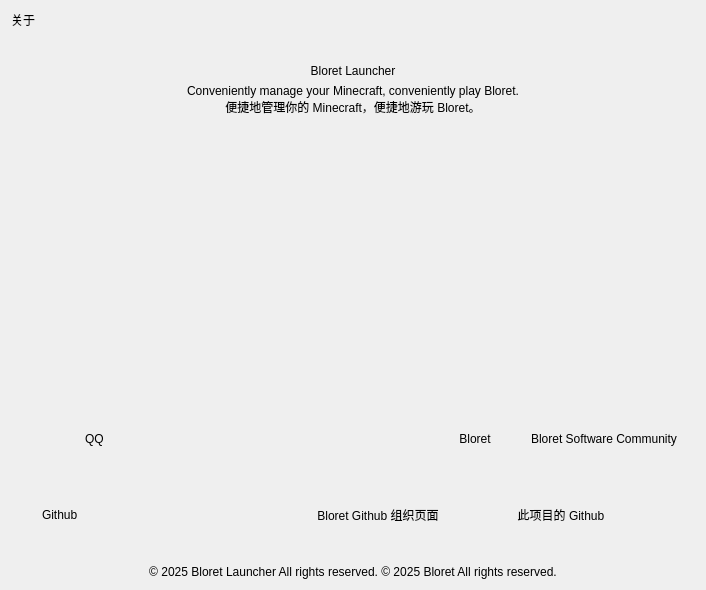
Before: the Qt Designer form ui/info.ui in BloretCrew/Bloret-Launcher, drawn with Qt 5.
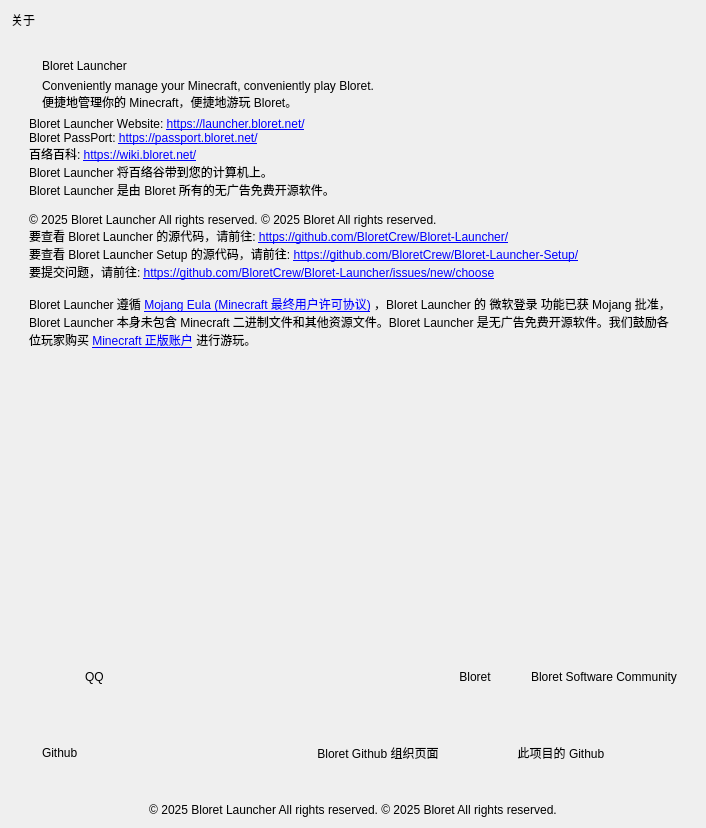
After: the same form once the commit is applied. Icons and pictures are not drawn. Custom widgets are drawn as their Qt base class.

Commit message: 修改提示信息

The edit to the form file:
```diff
--- a/ui/info.ui
+++ b/ui/info.ui
@@ -7,7 +7,7 @@
     <x>0</x>
     <y>0</y>
     <width>706</width>
-    <height>590</height>
+    <height>828</height>
    </rect>
   </property>
   <property name="windowTitle">
@@ -38,14 +38,23 @@
         <x>0</x>
         <y>0</y>
         <width>688</width>
-        <height>506</height>
+        <height>744</height>
        </rect>
       </property>
       <layout class="QVBoxLayout" name="verticalLayout">
        <item>
-        <layout class="QHBoxLayout" name="horizontalLayout">
+        <widget class="CardWidget" name="CardWidget_3">
+         <property name="minimumSize">
+          <size>
+           <width>0</width>
+           <height>0</height>
+          </size>
+         </property>
+         <layout class="QVBoxLayout" name="verticalLayout_3">
          <item>
-          <widget class="QLabel" name="label">
+           <layout class="QHBoxLayout" name="horizontalLayout_7">
+            <item>
+             <widget class="QLabel" name="label_4">
            <property name="enabled">
             <bool>true</bool>
            </property>
@@ -81,15 +90,17 @@
            </property>
           </widget>
          </item>
-        </layout>
-       </item>
        <item>
-        <widget class="SubtitleLabel" name="SubtitleLabel">
+             <layout class="QVBoxLayout" name="verticalLayout_7">
+              <item>
+               <layout class="QHBoxLayout" name="horizontalLayout_8">
+                <item>
+                 <widget class="SubtitleLabel" name="SubtitleLabel_4">
          <property name="text">
           <string>Bloret Launcher</string>
          </property>
          <property name="alignment">
-          <set>Qt::AlignCenter</set>
+                   <set>Qt::AlignBottom|Qt::AlignHCenter</set>
          </property>
          <property name="wordWrap">
           <bool>true</bool>
@@ -97,17 +108,84 @@
         </widget>
        </item>
        <item>
-        <widget class="CaptionLabel" name="CaptionLabel_3">
+                 <spacer name="horizontalSpacer_6">
+                  <property name="orientation">
+                   <enum>Qt::Horizontal</enum>
+                  </property>
+                  <property name="sizeHint" stdset="0">
+                   <size>
+                    <width>40</width>
+                    <height>20</height>
+                   </size>
+                  </property>
+                 </spacer>
+                </item>
+               </layout>
+              </item>
+              <item>
+               <layout class="QHBoxLayout" name="horizontalLayout_4">
+                <item>
+                 <widget class="CaptionLabel" name="CaptionLabel_6">
+                  <property name="minimumSize">
+                   <size>
+                    <width>350</width>
+                    <height>0</height>
+                   </size>
+                  </property>
          <property name="text">
           <string>Conveniently manage your Minecraft, conveniently play Bloret. 
 便捷地管理你的 Minecraft，便捷地游玩 Bloret。</string>
          </property>
          <property name="alignment">
-          <set>Qt::AlignCenter</set>
+                   <set>Qt::AlignLeading|Qt::AlignLeft|Qt::AlignTop</set>
          </property>
          <property name="wordWrap">
           <bool>true</bool>
          </property>
+                 </widget>
+                </item>
+                <item>
+                 <spacer name="horizontalSpacer_7">
+                  <property name="orientation">
+                   <enum>Qt::Horizontal</enum>
+                  </property>
+                  <property name="sizeHint" stdset="0">
+                   <size>
+                    <width>40</width>
+                    <height>20</height>
+                   </size>
+                  </property>
+                 </spacer>
+                </item>
+               </layout>
+              </item>
+             </layout>
+            </item>
+           </layout>
+          </item>
+          <item>
+           <widget class="CaptionLabel" name="CaptionLabel_3">
+            <property name="text">
+             <string>&lt;html&gt;&lt;head/&gt;&lt;body&gt;&lt;p&gt;Bloret Launcher Website: &lt;a href=&quot;https://launcher.bloret.net/&quot;&gt;&lt;span style=&quot; text-decoration: underline; color:#0000ff;&quot;&gt;https://launcher.bloret.net/&lt;/span&gt;&lt;/a&gt;&lt;br/&gt;&lt;span style=&quot; font-size:9pt;&quot;&gt;Bloret PassPort: &lt;/span&gt;&lt;a href=&quot;https://passport.bloret.net/&quot;&gt;&lt;span style=&quot; text-decoration: underline; color:#0000ff;&quot;&gt;https://passport.bloret.net/&lt;/span&gt;&lt;/a&gt;&lt;br/&gt;&lt;span style=&quot; font-size:9pt;&quot;&gt;百络百科: &lt;/span&gt;&lt;a href=&quot;https://wiki.bloret.net/&quot;&gt;&lt;span style=&quot; text-decoration: underline; color:#0000ff;&quot;&gt;https://wiki.bloret.net/&lt;/span&gt;&lt;/a&gt;&lt;br/&gt;Bloret Launcher 将百络谷带到您的计算机上。&lt;br/&gt;Bloret Launcher 是由 Bloret 所有的无广告免费开源软件。&lt;br/&gt;&lt;br/&gt;© 2025 Bloret Launcher All rights reserved. © 2025 Bloret All rights reserved.&lt;br/&gt;要查看 Bloret Launcher 的源代码，请前往: &lt;a href=&quot;https://github.com/BloretCrew/Bloret-Launcher/&quot;&gt;&lt;span style=&quot; text-decoration: underline; color:#0000ff;&quot;&gt;https://github.com/BloretCrew/Bloret-Launcher/&lt;/span&gt;&lt;/a&gt;&lt;br/&gt;要查看 Bloret Launcher Setup 的源代码，请前往: &lt;a href=&quot;https://github.com/BloretCrew/Bloret-Launcher-Setup/&quot;&gt;&lt;span style=&quot; text-decoration: underline; color:#0000ff;&quot;&gt;https://github.com/BloretCrew/Bloret-Launcher-Setup/&lt;/span&gt;&lt;/a&gt;&lt;br/&gt;要提交问题，请前往: &lt;a href=&quot;https://github.com/BloretCrew/Bloret-Launcher/issues/new/choose&quot;&gt;&lt;span style=&quot; text-decoration: underline; color:#0000ff;&quot;&gt;https://github.com/BloretCrew/Bloret-Launcher/issues/new/choose&lt;/span&gt;&lt;/a&gt;&lt;br/&gt;&lt;br/&gt;Bloret Launcher 遵循 &lt;a href=&quot;https://www.minecraft.net/zh-hans/eula&quot;&gt;&lt;span style=&quot; text-decoration: underline; color:#0000ff;&quot;&gt;Mojang Eula (Minecraft 最终用户许可协议)&lt;/span&gt;&lt;/a&gt; ，Bloret Launcher 的 微软登录 功能已获 Mojang 批准，Bloret Launcher 本身未包含 Minecraft 二进制文件和其他资源文件。Bloret Launcher 是无广告免费开源软件。我们鼓励各位玩家购买 &lt;a href=&quot;https://www.minecraft.net/zh-hans/choose-your-game#modRef:slideUpA;refId:platformPanel_1&quot;&gt;&lt;span style=&quot; text-decoration: underline; color:#0000ff;&quot;&gt;Minecraft 正版账户&lt;/span&gt;&lt;/a&gt; 进行游玩。&lt;/p&gt;&lt;/body&gt;&lt;/html&gt;</string>
+            </property>
+            <property name="textFormat">
+             <enum>Qt::MarkdownText</enum>
+            </property>
+            <property name="scaledContents">
+             <bool>false</bool>
+            </property>
+            <property name="alignment">
+             <set>Qt::AlignLeading|Qt::AlignLeft|Qt::AlignTop</set>
+            </property>
+            <property name="wordWrap">
+             <bool>true</bool>
+            </property>
+            <property name="openExternalLinks">
+             <bool>false</bool>
+            </property>
+           </widget>
+          </item>
+         </layout>
         </widget>
        </item>
        <item>
```
Lines whose indentation alone changed are shown as unchanged.
